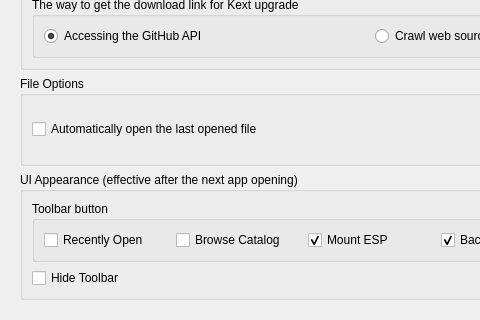
Old version of the form dlgdatabase.ui in the repository ic005k/OCAuxiliaryTools; both pictures show x 0 to 480 and y 143 to 463 of the 743 by 463 pixel window.
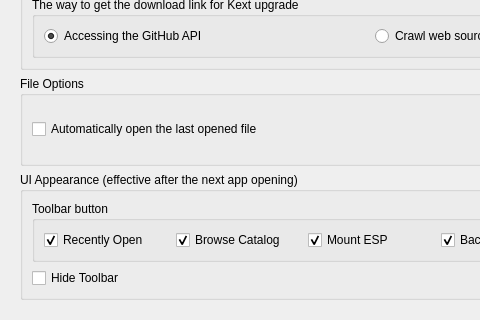
New version of the form. Icons and pictures are not drawn.

Diff of the .ui file:
```diff
--- a/dlgdatabase.ui
+++ b/dlgdatabase.ui
@@ -302,6 +302,9 @@
                <property name="text">
                 <string>Browse Catalog</string>
                </property>
+               <property name="checked">
+                <bool>true</bool>
+               </property>
               </widget>
              </item>
              <item row="0" column="4">
@@ -329,6 +332,9 @@
                <property name="text">
                 <string>Recently Open</string>
                </property>
+               <property name="checked">
+                <bool>true</bool>
+               </property>
               </widget>
              </item>
             </layout>
```
